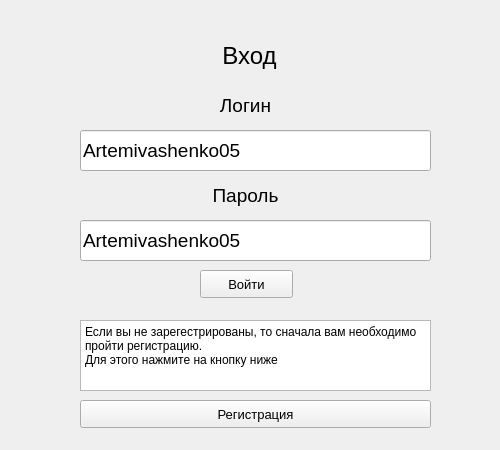
This is EnterMenu Interface.ui in wyborn666/project_pp as Qt 5 draws it before an edit. The edited form follows.
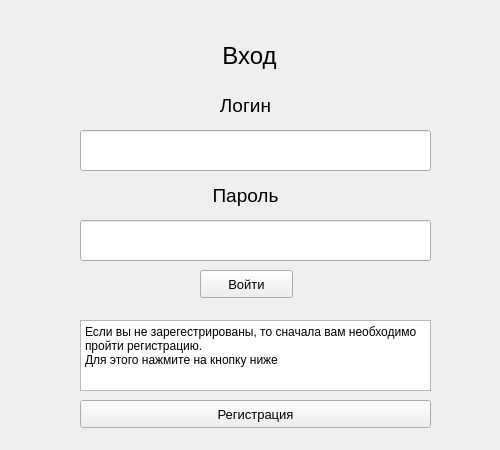
This is the edited form.

What changed in the file:
```diff
--- a/EnterMenu Interface.ui
+++ b/EnterMenu Interface.ui
@@ -35,7 +35,7 @@
      </font>
     </property>
     <property name="text">
-     <string>Artemivashenko05</string>
+     <string/>
     </property>
    </widget>
    <widget class="QLineEdit" name="password_lineEdit">
@@ -53,7 +53,7 @@
      </font>
     </property>
     <property name="text">
-     <string>Artemivashenko05</string>
+     <string/>
     </property>
    </widget>
    <widget class="QLabel" name="label">
```
